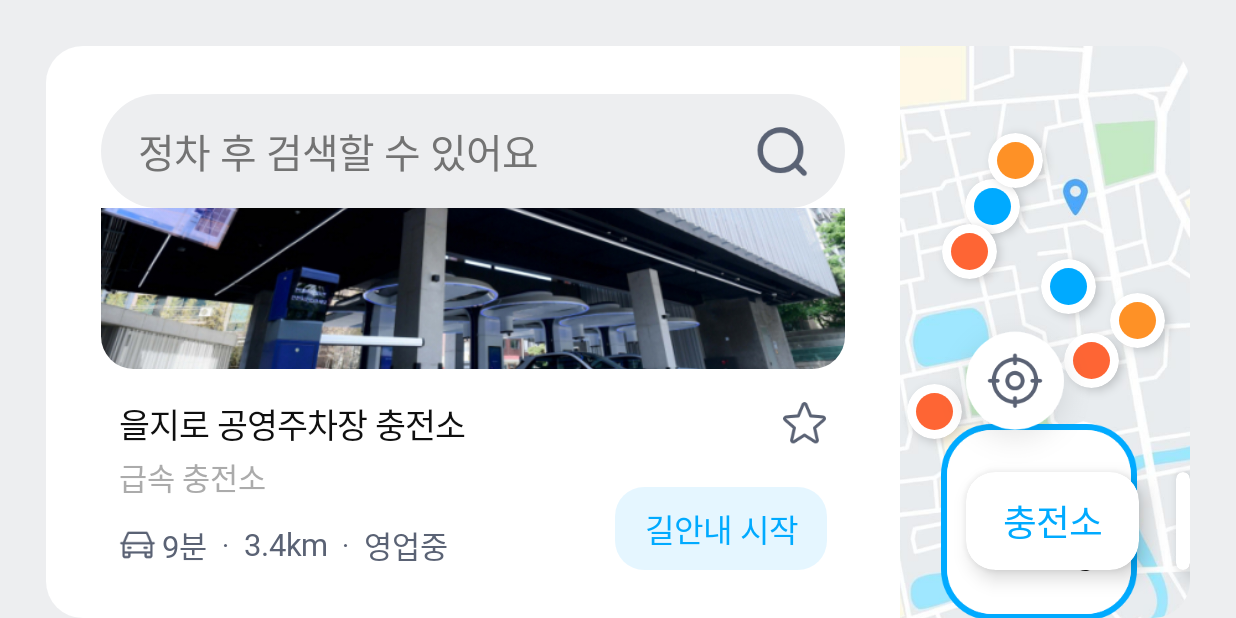
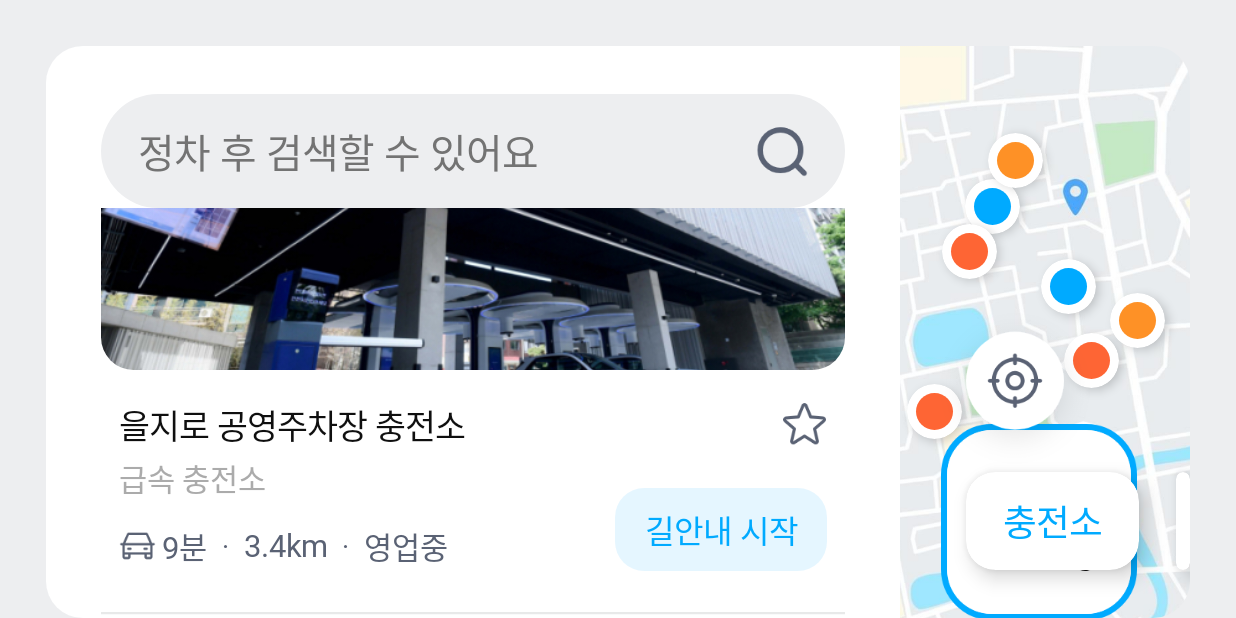
Before and after one commit to cherrymixy/chageumtong, an Android app built with Jetpack Compose: the composable MapScreen shown on its own in the app's theme, scrolled down 574 dp, on a phone screen of 824 x 412 dp (held sideways). Run offline under Robolectric (Android 15) with nearby library versions, the phone set to English and light mode, and no system bars; libraries missing offline, so code that uses them is left out: ai.pleos.playground, com.kakao.vectormap; pictures from the network do not load; Roboto replaces fonts that are not available here; 12 statements that could not run were skipped.

Commit message:
feat: 사진 없는 장소는 사진 영역 숨김, 장소 카드 사이 디바이더 추가

```diff
--- a/app/src/main/java/com/pure/chageumtong/ui/screens/map/MapScreen.kt
+++ b/app/src/main/java/com/pure/chageumtong/ui/screens/map/MapScreen.kt
@@ -25,10 +25,11 @@ import androidx.compose.foundation.layout.padding
 import androidx.compose.foundation.layout.size
 import androidx.compose.foundation.layout.width
 import androidx.compose.foundation.lazy.LazyColumn
-import androidx.compose.foundation.lazy.items
+import androidx.compose.foundation.lazy.itemsIndexed
 import androidx.compose.foundation.shape.CircleShape
 import androidx.compose.foundation.shape.RoundedCornerShape
 import androidx.compose.foundation.text.BasicTextField
+import androidx.compose.material3.HorizontalDivider
 import androidx.compose.material3.Text
 import androidx.compose.runtime.Composable
 import androidx.compose.runtime.DisposableEffect
@@ -84,6 +85,7 @@ import com.pure.chageumtong.ui.theme.TextPlace
 import com.pure.chageumtong.ui.theme.TextPlaceSub
 import com.pure.chageumtong.ui.theme.TextSearch
 import com.pure.chageumtong.ui.theme.TextTertiary
+import com.pure.chageumtong.ui.theme.Track
 import com.pure.chageumtong.ui.theme.fig
 
 private val PlaceCategory.label get() = when (this) {
@@ -136,15 +138,18 @@ fun MapScreen(vm: AppViewModel) {
             LazyColumn(
                 Modifier.weight(1f),
                 contentPadding = PaddingValues(start = fig(36), top = fig(42), end = fig(36), bottom = fig(36)),
-                verticalArrangement = Arrangement.spacedBy(fig(57)),
             ) {
-                items(list, key = { it.id }) { p ->
+                itemsIndexed(list, key = { _, p -> p.id }) { i, p ->
+                    Column {
+                        // 카드 사이 디바이더 (Figma엔 없음, 사진 없는 카드가 섞여 구분용). 위아래 여백 합 = 기존 카드 간격 57
+                        if (i > 0) HorizontalDivider(Modifier.padding(vertical = fig(28)), thickness = fig(1.5), color = Track)
                         PlaceCard(
                             p,
                             favorite = p.id in favorites,
                             onFavorite = { vm.toggleFavorite(p.id) },
                             onNavigate = { navigate(p) },
                         )
+                    }
                 }
             }
         }
@@ -176,10 +181,14 @@ private fun SearchBar(query: String, enabled: Boolean, onChange: (String) -> Uni
 @Composable
 private fun PlaceCard(p: Place, favorite: Boolean, onFavorite: () -> Unit, onNavigate: () -> Unit) {
     Column(verticalArrangement = Arrangement.spacedBy(fig(20))) {
-        Box(Modifier.fillMaxWidth().height(fig(219)).clip(RoundedCornerShape(fig(21.3)))) {
-            AssetImage(p.imageAsset, Modifier.matchParentSize())
-            // 인터넷 사진은 불러오기 전·실패 시 투명 → 아래 그림(그라데이션)이 보임
-            p.imageUrl?.let { AsyncImage(it, null, Modifier.matchParentSize(), contentScale = ContentScale.Crop) }
+        // 사진: 검색 사진 → 시드 그림 순. 둘 다 없거나 불러오기 실패면 사진 영역 자체를 뺌
+        val photo = Modifier.fillMaxWidth().height(fig(219)).clip(RoundedCornerShape(fig(21.3)))
+        var urlFailed by remember(p.imageUrl) { mutableStateOf(false) }
+        val url = p.imageUrl?.takeUnless { urlFailed }
+        if (url != null) {
+            AsyncImage(url, null, photo, contentScale = ContentScale.Crop, onError = { urlFailed = true })
+        } else if (p.imageAsset.isNotEmpty()) {
+            AssetImage(p.imageAsset, photo)
         }
         Box(Modifier.fillMaxWidth().padding(horizontal = fig(12))) {
             Column(verticalArrangement = Arrangement.spacedBy(fig(15))) {
```
Also changed, not shown: app/src/main/java/com/pure/chageumtong/data/navi/PlaceSearch.kt (+8 -8 lines), 1 other file. Lines whose indentation alone changed are shown as unchanged.
